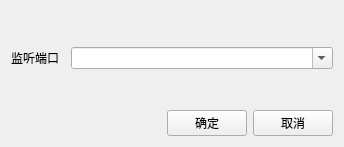
Above: resource/ui/create_tcp_server_form.ui from uname/PySockDebuger before the change. Below: the same form after it.
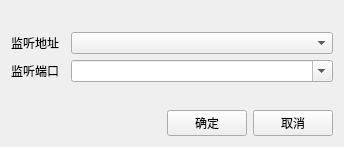
That is the form after the change.

What changed in the file:
```diff
--- a/resource/ui/create_tcp_server_form.ui
+++ b/resource/ui/create_tcp_server_form.ui
@@ -28,6 +28,26 @@
     </spacer>
    </item>
    <item row="1" column="0">
+    <layout class="QHBoxLayout" name="horizontalLayout_3">
+     <item>
+      <widget class="QLabel" name="label_2">
+       <property name="maximumSize">
+        <size>
+         <width>54</width>
+         <height>16777215</height>
+        </size>
+       </property>
+       <property name="text">
+        <string>监听地址</string>
+       </property>
+      </widget>
+     </item>
+     <item>
+      <widget class="QComboBox" name="ipCmbBox"/>
+     </item>
+    </layout>
+   </item>
+   <item row="2" column="0">
     <layout class="QHBoxLayout" name="horizontalLayout">
      <item>
       <widget class="QLabel" name="label">
@@ -54,7 +74,7 @@
      </item>
     </layout>
    </item>
-   <item row="2" column="0">
+   <item row="3" column="0">
     <spacer name="verticalSpacer">
      <property name="orientation">
       <enum>Qt::Vertical</enum>
@@ -67,7 +87,7 @@
      </property>
     </spacer>
    </item>
-   <item row="3" column="0">
+   <item row="4" column="0">
     <layout class="QHBoxLayout" name="horizontalLayout_2">
      <item>
       <spacer name="horizontalSpacer">
```
